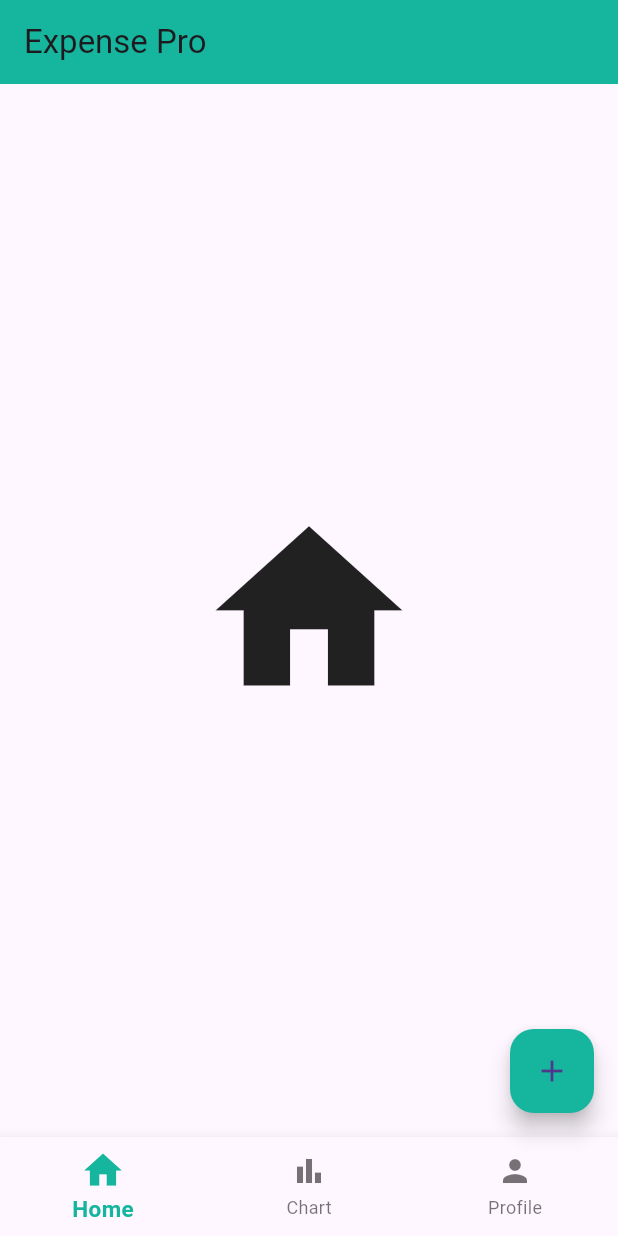
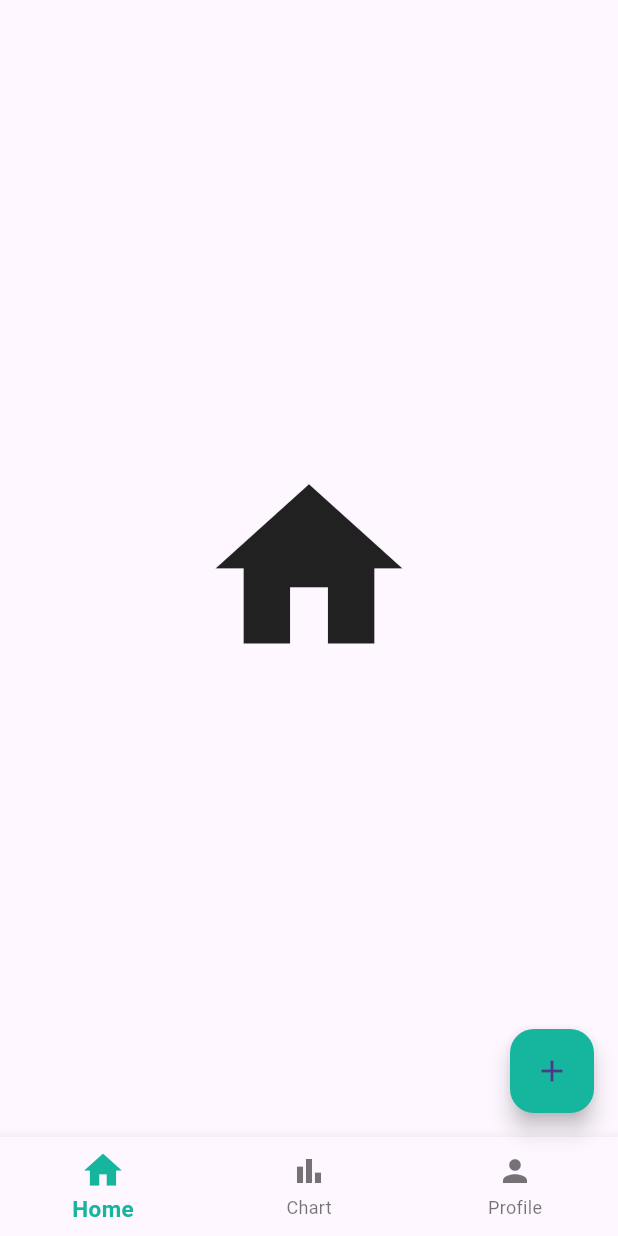
Before and after one commit to mahmoudbahkiry/expense-tracker-flutter, a Flutter app: the HomePage2 screen opened directly, on a phone screen of 412 x 824 dp. Run offline on Flutter 3.47's test engine with Material 3 defaults, Android fonts, the phone set to English and light mode, and no system bars; our stand-ins replace charts_flutter, cloud_firestore, firebase_auth, firebase_core, flutter_spinkit, pie_chart and 1 more; accounts and stored records are empty.

Commit message:
removing app bar

```diff
--- a/lib/home_page.dart
+++ b/lib/home_page.dart
@@ -35,11 +35,6 @@ class _HomePage2State extends State<HomePage2> {
       onWillPop: () async => false,
       child: Scaffold(
         body: Center(child: _pages.elementAt(_selectedIndex)),
-        appBar: AppBar(
-          automaticallyImplyLeading: false,
-          title: const Text("Expense Pro"),
-          backgroundColor: const Color.fromARGB(255, 22, 182, 158),
-        ),
         floatingActionButton: FloatingActionButton(
           onPressed: () {
             showIncomeExpenseDialog();
```
